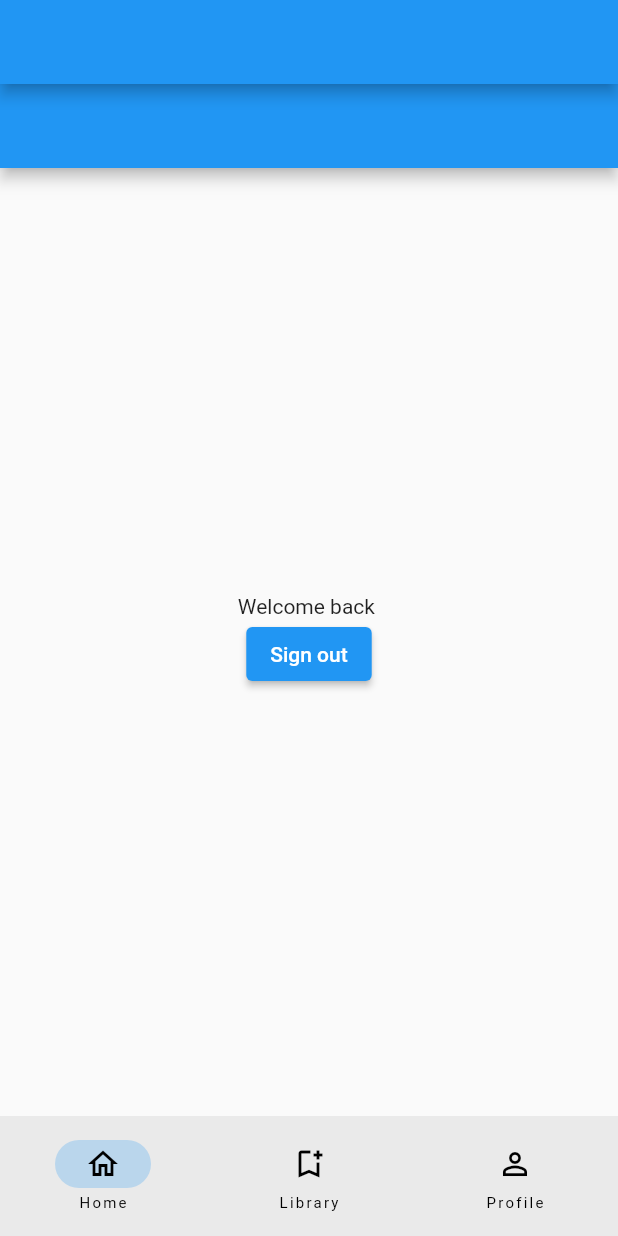
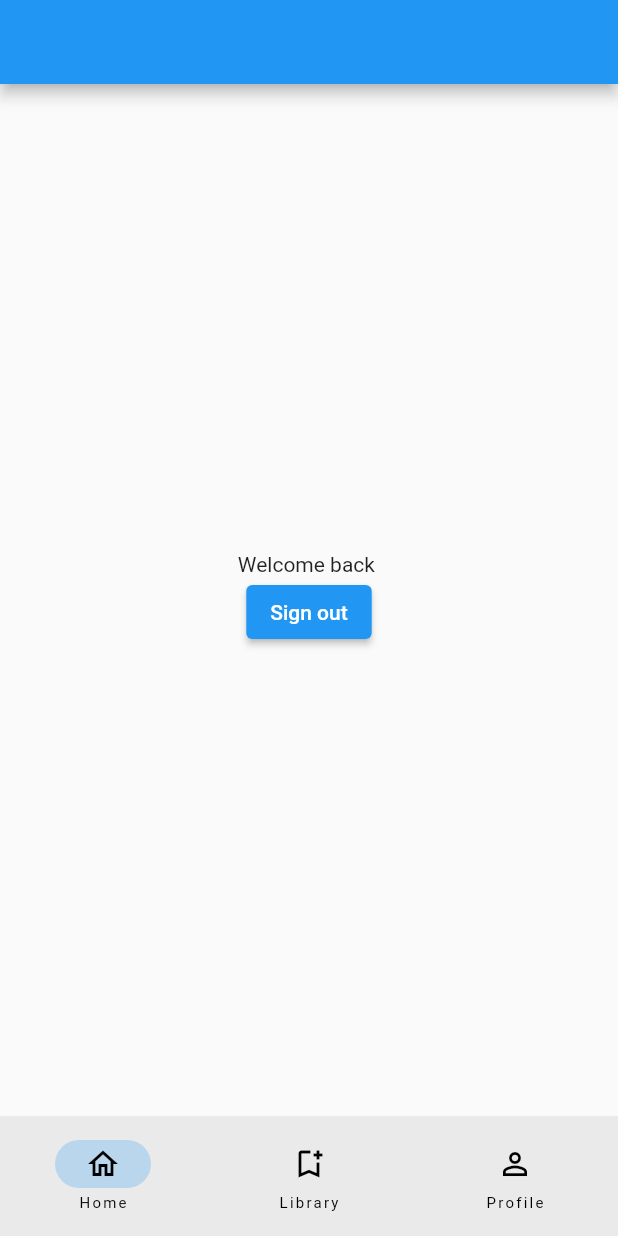
Before and after one commit to BelenStar/firestore_app, a Flutter app: the screen it shows once a user with an empty profile is signed in, on a phone screen of 412 x 824 dp. Run offline on Flutter 3.47's test engine with Material 2 defaults, Android fonts, the phone set to English and light mode, and no system bars; our stand-ins replace firebase_auth, firebase_core, google_fonts; accounts and stored records are empty.

Commit message:
feature($pages):minor corrections

```diff
--- a/lib/src/pages/home.dart
+++ b/lib/src/pages/home.dart
@@ -14,7 +14,6 @@ class _HomePageState extends State<HomePage> {
   @override
   Widget build(BuildContext context) {
     return Scaffold(
-      appBar: AppBar(),
       body: Center(
           child: Column(
         mainAxisAlignment: MainAxisAlignment.center,
--- a/lib/src/pages/library.dart
+++ b/lib/src/pages/library.dart
@@ -10,7 +10,7 @@ class LibraryPage extends StatefulWidget {
 class _LibraryPageState extends State<LibraryPage> {
   @override
   Widget build(BuildContext context) {
-    return Scaffold(
+    return const Scaffold(
       body: Text('BUUUU'),
     );
   }
```
